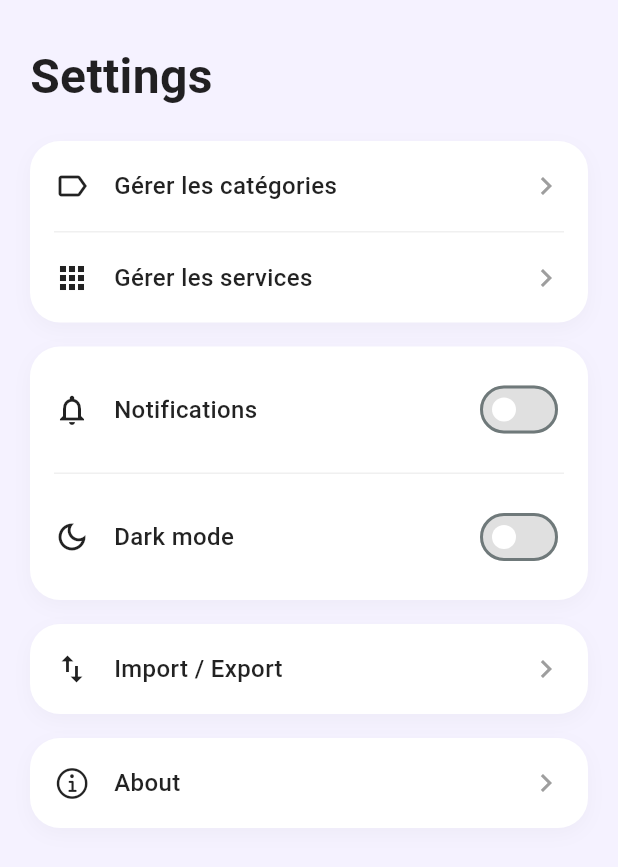
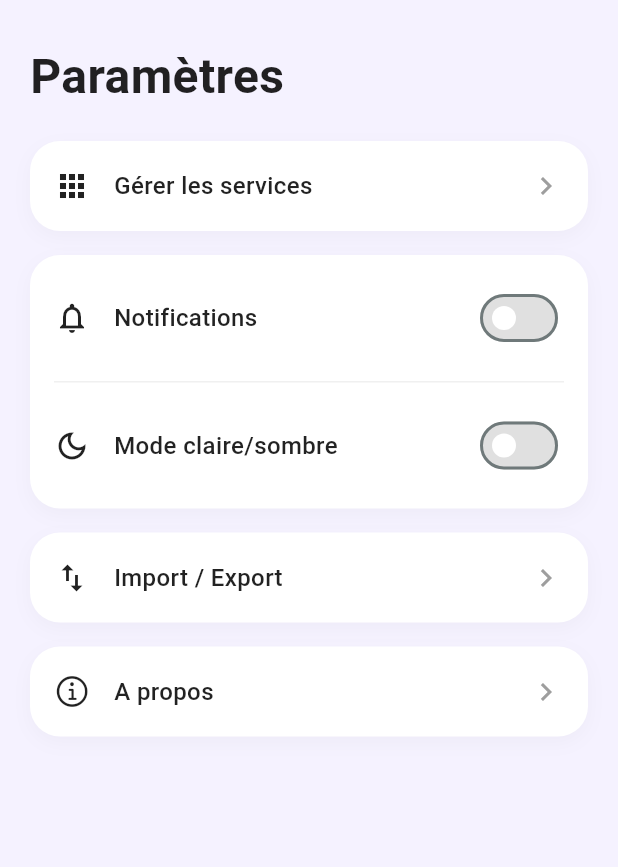
Before and after one commit to innocentk33/essika, a Flutter app: the SettingsScreen screen opened by its route, on a phone screen of 412 x 824 dp. Shown: the top 867 px of the screen. Run offline on Flutter 3.47's test engine with Material 3 defaults, Android fonts, the phone set to English and light mode, and no system bars; our stand-ins replace isar_community, table_calendar; accounts and stored records are empty; generated files the repository leaves out were written again.

Commit message:
Ajout des logs de marque

```diff
--- a/lib/screens/settings/settings_screen.dart
+++ b/lib/screens/settings/settings_screen.dart
@@ -25,7 +25,7 @@ class SettingsScreen extends StatelessWidget {
             const Padding(
               padding: EdgeInsets.symmetric(vertical: 12),
               child: Text(
-                'Settings',
+                'Paramètres',
                 style: TextStyle(
                   fontSize: 32,
                   fontWeight: FontWeight.bold,
@@ -38,13 +38,6 @@ class SettingsScreen extends StatelessWidget {
             // Section Gestion
             SettingSection(
               children: [
-                SettingTile(
-                  icon: Icons.label_outline,
-                  title: 'Gérer les catégories',
-                  onTap: () {
-                    Navigator.pushNamed(context, '/manage-categories');
-                  },
-                ),
                 SettingTile(
                   icon: Icons.apps_outlined,
                   title: 'Gérer les services',
@@ -70,7 +63,7 @@ class SettingsScreen extends StatelessWidget {
                 ),
                 SettingSwitchTile(
                   icon: Icons.dark_mode_outlined,
-                  title: 'Dark mode',
+                  title: 'Mode claire/sombre',
                   value: settingsProvider.isDarkMode,
                   onChanged: (_) {
                     settingsProvider.toggleDarkMode();
@@ -101,7 +94,7 @@ class SettingsScreen extends StatelessWidget {
               children: [
                 SettingTile(
                   icon: CupertinoIcons.info,
-                  title: 'About',
+                  title: 'A propos',
                   onTap: () {
                     _showAboutDialog(context);
                   },
--- a/pubspec.yaml
+++ b/pubspec.yaml
@@ -39,7 +39,6 @@ dependencies:
   intl: ^0.20.2
   provider: ^6.1.5+1
   path_provider: ^2.1.5
-  date_picker_timeline: ^1.2.7
   table_calendar: ^3.2.0
 
 dev_dependencies:
@@ -66,8 +65,8 @@ flutter:
   uses-material-design: true
 
   # To add assets to your application, add an assets section, like this:
-  # assets:
-  #   - images/a_dot_burr.jpeg
+  assets:
+    - assets/img/
   #   - images/a_dot_ham.jpeg
 
   # An image asset can refer to one or more resolution-specific "variants", see
```
Also changed, not shown: assets/img/amazonprime.png (added), assets/img/amazonprimevideo.png (added), assets/img/appletv.png (added), assets/img/chatgpt.png (added), assets/img/googleone.png (added), assets/img/netflix.png (added), assets/img/spotify.png (added), assets/img/youtube.png (added), pubspec.lock.
